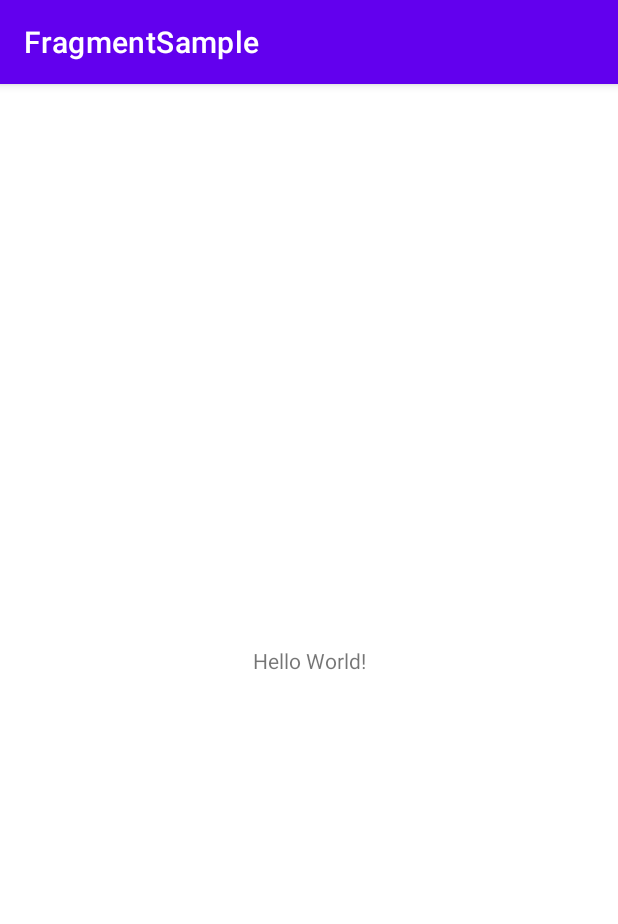
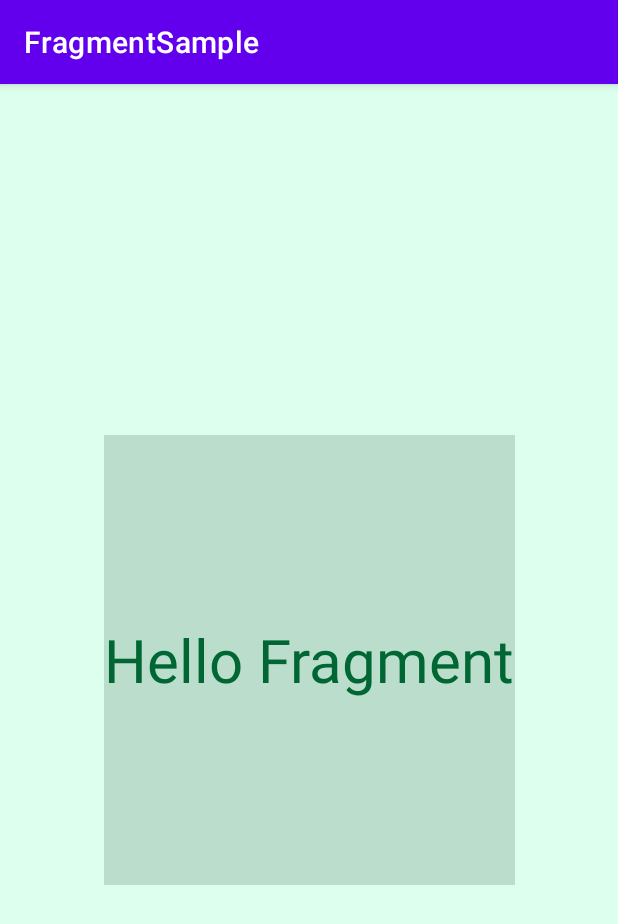
Before and after one commit to kohshin1977/FragmentSample, an Android app: the screen it shows after launch (MainActivity), on a phone screen of 412 x 824 dp. Shown: the top 924 px of the screen. Run offline under Robolectric (Android 15) with nearby library versions, the phone set to English and light mode, and no system bars.

Commit message:
静的フラグメントを追加。

```diff
--- /dev/null
+++ b/app/src/main/java/com/kohshin/fragmentsample/SampleFragment.java
@@ -0,0 +1,15 @@
+package com.kohshin.fragmentsample;
+
+import android.os.Bundle;
+import android.view.LayoutInflater;
+import android.view.View;
+import android.view.ViewGroup;
+
+import androidx.fragment.app.Fragment;
+
+public class SampleFragment extends Fragment {
+    @Override
+    public View onCreateView(LayoutInflater inflater, ViewGroup container, Bundle savedInstanceState) {
+        return inflater.inflate(R.layout.fragment_main, container, false);
+    }
+}
--- a/app/src/main/res/layout/activity_main.xml
+++ b/app/src/main/res/layout/activity_main.xml
@@ -1,18 +1,20 @@
 <?xml version="1.0" encoding="utf-8"?>
-<androidx.constraintlayout.widget.ConstraintLayout xmlns:android="http://schemas.android.com/apk/res/android"
+<androidx.constraintlayout.widget.ConstraintLayout
+    xmlns:android="http://schemas.android.com/apk/res/android"
     xmlns:app="http://schemas.android.com/apk/res-auto"
     xmlns:tools="http://schemas.android.com/tools"
     android:layout_width="match_parent"
     android:layout_height="match_parent"
+    android:background="#dfe"
     tools:context=".MainActivity">
-
-    <TextView
+    <androidx.fragment.app.FragmentContainerView
+        android:id="@+id/fragment"
+        android:name="com.kohshin.fragmentsample.SampleFragment"
         android:layout_width="wrap_content"
-        android:layout_height="wrap_content"
-        android:text="Hello World!"
+        android:layout_height="300dp"
         app:layout_constraintBottom_toBottomOf="parent"
-        app:layout_constraintLeft_toLeftOf="parent"
-        app:layout_constraintRight_toRightOf="parent"
+        app:layout_constraintEnd_toEndOf="parent"
+        app:layout_constraintStart_toStartOf="parent"
         app:layout_constraintTop_toTopOf="parent" />
 
 </androidx.constraintlayout.widget.ConstraintLayout>
--- /dev/null
+++ b/app/src/main/res/layout/fragment_main.xml
@@ -0,0 +1,17 @@
+<?xml version="1.0" encoding="utf-8"?>
+<LinearLayout xmlns:android="http://schemas.android.com/apk/res/android"
+    android:layout_width="match_parent"
+    android:layout_height="match_parent"
+    android:background="#bdc"
+    android:orientation="vertical"
+    android:gravity="center"
+    >
+
+    <TextView
+        android:text="@string/hello_fragment"
+        android:layout_width="wrap_content"
+        android:textSize="40sp"
+        android:textColor="#063"
+        android:layout_height="wrap_content"
+        />
+</LinearLayout>
--- a/app/src/main/res/values/strings.xml
+++ b/app/src/main/res/values/strings.xml
@@ -1,3 +1,4 @@
 <resources>
     <string name="app_name">FragmentSample</string>
+    <string name="hello_fragment">Hello Fragment</string>
 </resources>
```
